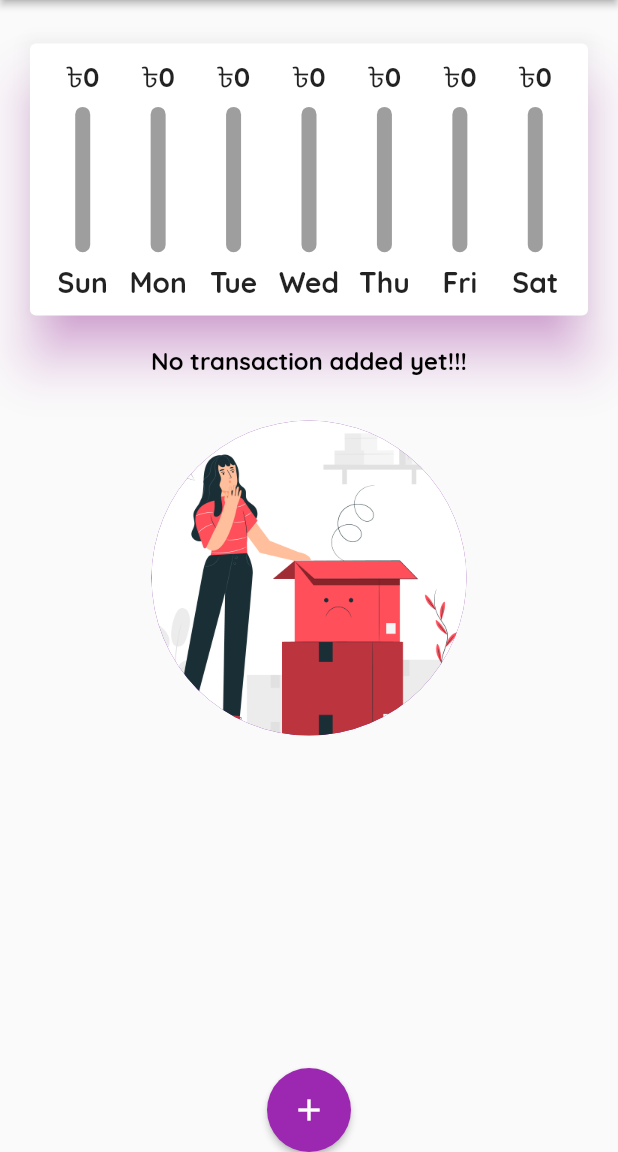
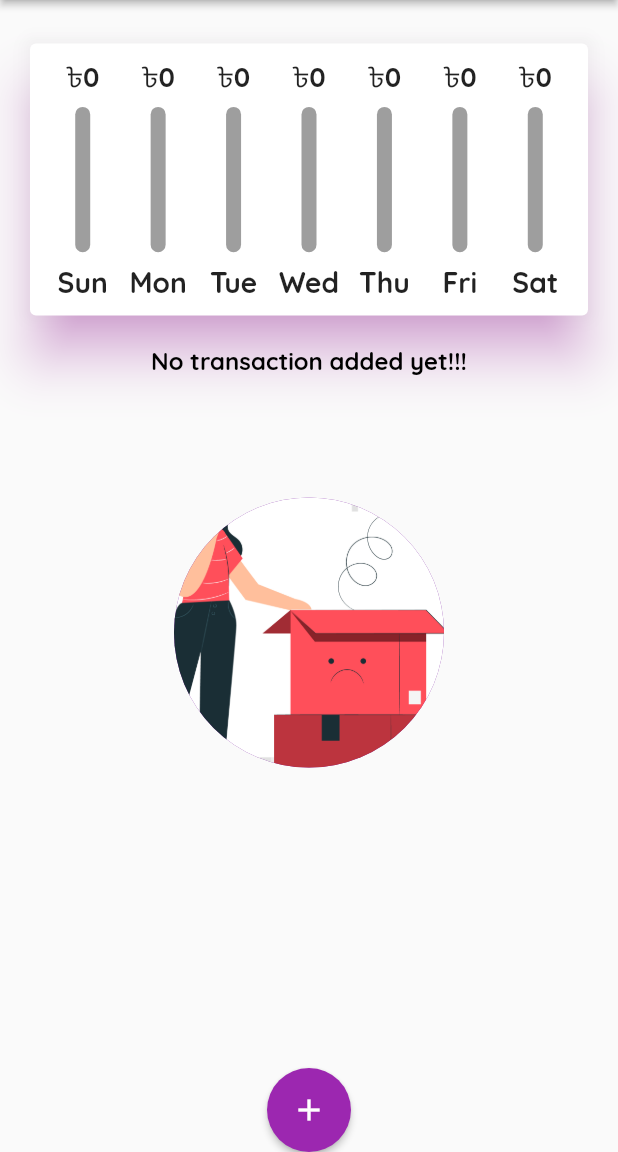
Before and after one commit to devfoyzur17/Personal-Expenses-App, a Flutter app: the screen it shows after launch, on a phone screen of 412 x 824 dp, the part 84-1236 px from its top. Run offline on Flutter 3.47's test engine with Material 2 defaults, Android fonts, the phone set to English and light mode, and no system bars; Roboto replaces fonts that are missing (OpneSans).

Commit message:
responsive app

```diff
--- a/lib/screen/home_page.dart
+++ b/lib/screen/home_page.dart
@@ -1,7 +1,6 @@
 // ignore_for_file: prefer_const_literals_to_create_immutables, prefer_const_constructors, unused_field, unused_element, sized_box_for_whitespace
 
 import 'package:flutter/material.dart';
-import 'package:intl/intl.dart';
 import 'package:personal_expenses_app/widget/chart.dart';
 import 'package:personal_expenses_app/widget/new_transaction.dart';
 import 'package:personal_expenses_app/widget/transaction_list.dart';
@@ -17,6 +16,7 @@ class HomePage extends StatefulWidget {
 class _HomePageState extends State<HomePage> {
   final _nameController = TextEditingController();
   final _amountController = TextEditingController();
+  bool _showChart = false;
   int id = 0;
 
   final List<Transaction> _transaction = [];
@@ -61,6 +61,10 @@ class _HomePageState extends State<HomePage> {
 
   @override
   Widget build(BuildContext context) {
+        final _mediaQuery = MediaQuery.of(context);
+
+    final _isLandscape =
+        MediaQuery.of(context).orientation == Orientation.landscape;
     final appbar = AppBar(
       elevation: 2,
       title: Text("Personal Expenses List!"),
@@ -72,6 +76,12 @@ class _HomePageState extends State<HomePage> {
             icon: Icon(Icons.add))
       ],
     );
+    final txListWidget = Container(
+        height: (_mediaQuery.size.height -
+                appbar.preferredSize.height -
+                _mediaQuery.padding.top) *
+            0.7,
+        child: TransactionList(_transaction, _removeTransaction));
     return Scaffold(
       appBar: appbar,
       body: SingleChildScrollView(
@@ -79,15 +89,51 @@ class _HomePageState extends State<HomePage> {
         child: Column(
           crossAxisAlignment: CrossAxisAlignment.stretch,
           children: [
+            if (_isLandscape)
+              Row(
+                mainAxisAlignment: MainAxisAlignment.center,
+                children: [
+                  Text(
+                    "Show chart",
+                    style: TextStyle(
+                        color: Colors.purple, fontWeight: FontWeight.bold),
+                  ),
+                  Switch(
+                      value: _showChart,
+                      onChanged: (value) {
+                        setState(() {
+                          _showChart = value;
+                        });
+                      })
+                ],
+              ),
+
+            if (!_isLandscape)
               Container(
                   alignment: Alignment.center,
-              height: (MediaQuery.of(context).size.height-appbar.preferredSize.height-MediaQuery.of(context).padding.top)*0.3,
+                  height: (_mediaQuery.size.height -
+                          appbar.preferredSize.height -
+                          _mediaQuery.padding.top) *
+                      0.3,
                   child: Chart(_recentTransaction)),
+            if (!_isLandscape) txListWidget,
+
+            if (_isLandscape)
+              _showChart
+                  ? Container(
+                      alignment: Alignment.center,
+                      height: (_mediaQuery.size.height -
+                              appbar.preferredSize.height -
+                              _mediaQuery.padding.top) *
+                          0.7,
+                      child: Chart(_recentTransaction))
+                  :  Text(""),
+
+                  if(_isLandscape)
+                  txListWidget
+
 
             //   NewTransaction(_addNewTransaction),
-            Container(
-              height: (MediaQuery.of(context).size.height-appbar.preferredSize.height-MediaQuery.of(context).padding.top)*0.7,
-              child: TransactionList(_transaction, _removeTransaction))
           ],
         ),
       ),
--- a/lib/widget/transaction_list.dart
+++ b/lib/widget/transaction_list.dart
@@ -7,6 +7,7 @@ import 'package:personal_expenses_app/model/transaction.dart';
 class TransactionList extends StatefulWidget {
   final List<Transaction> transaction;
   final Function removeTransaction;
+
   TransactionList(this.transaction, this.removeTransaction);
 
   @override
@@ -16,16 +17,14 @@ class TransactionList extends StatefulWidget {
 class _TransactionListState extends State<TransactionList> {
   @override
   Widget build(BuildContext context) {
-    return widget.transaction.isNotEmpty?ListView.builder(
-
+    return widget.transaction.isNotEmpty
+        ? ListView.builder(
             itemCount: widget.transaction.length,
             itemBuilder: (context, index) {
               return Card(
                 elevation: 5,
-             shadowColor:  Color(0xffff80ff),
-
+                shadowColor: Color(0xffff80ff),
                 margin: EdgeInsets.symmetric(vertical: 8, horizontal: 5),
-
                 child: Padding(
                   padding: EdgeInsets.all(5),
                   child: ListTile(
@@ -33,31 +32,63 @@ class _TransactionListState extends State<TransactionList> {
                       radius: 30,
                       child: Padding(
                           padding: EdgeInsets.all(5),
-                    child: FittedBox(child: Text("৳ ${widget.transaction[index].amount.toString()}"))),
+                          child: FittedBox(
+                              child: Text(
+                                  "৳ ${widget.transaction[index].amount.toString()}"))),
                     ),
                     title: Text(widget.transaction[index].title),
                     subtitle: Column(
                       crossAxisAlignment: CrossAxisAlignment.start,
                       children: [
-                  Text(DateFormat.yMMMMd().format(widget.transaction[index].date)),
+                        Text(DateFormat.yMMMMd()
+                            .format(widget.transaction[index].date)),
                         Text(widget.transaction[index].time)
-                ],),
-                trailing: IconButton(onPressed: (){widget.removeTransaction(widget.transaction[index].id);}, icon: Icon(Icons.delete,color: Colors.red,)),
+                      ],
+                    ),
+                    trailing: MediaQuery.of(context).size.width > 460
+                        ? FlatButton.icon(
+                            onPressed: () {
+                              widget.removeTransaction(
+                                  widget.transaction[index].id);
+                            },
+                            label: Text("delete"), icon: Icon(Icons.delete),
+
+                            textColor: Colors.red,
+
+                           )
+                        : IconButton(
+                            onPressed: () {
+                              widget.removeTransaction(
+                                  widget.transaction[index].id);
+                            },
+                            icon: Icon(
+                              Icons.delete,
+                              color: Colors.red,
+                            )),
                   ),
                 ),
-          );}):Column(
+              );
+            })
+        : LayoutBuilder(builder: (context, constraints) {
+            return Column(
               crossAxisAlignment: CrossAxisAlignment.center,
               children: [
-            Text("No transaction added yet!!!",style: Theme.of(context).textTheme.titleMedium,),
-            SizedBox(height: 10,),
+                Text(
+                  "No transaction added yet!!!",
+                  style: Theme.of(context).textTheme.titleMedium,
+                ),
+                SizedBox(
+                  height: 10,
+                ),
                 Container(
-              height: 250,
+                  height: constraints.maxHeight * 0.6,
                   child: CircleAvatar(
-                radius: 105,
+                    radius: 90,
                     backgroundImage: AssetImage("assets/image/empty.jpg"),
                   ),
                 )
               ],
             );
+          });
   }
 }
```
Also changed, not shown: lib/widget/new_transaction.dart (+9 -2 lines). Lines whose indentation alone changed are shown as unchanged.
